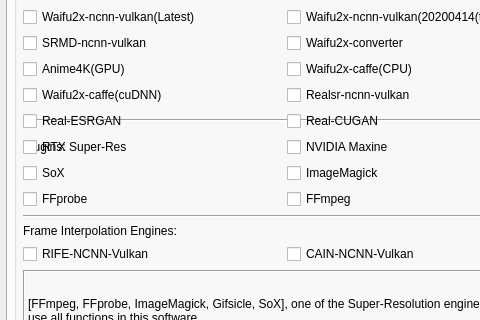
The window that src_code/Waifu2x-Extension-QT/mainwindow.ui (AIPBS/image2x-Extension-GUI) describes before a commit, drawn with Qt 5; both pictures show x 0 to 480 and y 88 to 408 of the 1096 by 809 pixel window.
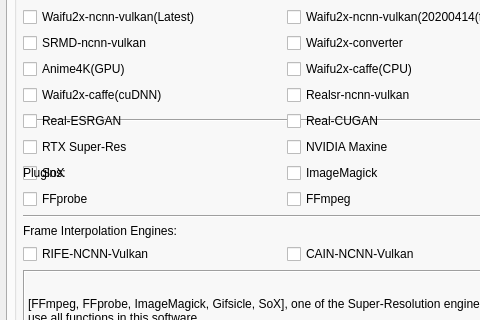
The same window after the commit. The open tabs and pages were chosen to show the change. Icons and pictures are not drawn.

The edit to the form file:
```diff
--- a/src_code/Waifu2x-Extension-QT/mainwindow.ui
+++ b/src_code/Waifu2x-Extension-QT/mainwindow.ui
@@ -11086,7 +11086,7 @@
               </property>
              </widget>
             </item>
-            <item row="6" column="0">
+            <item row="7" column="0">
              <widget class="QLabel" name="label_59">
               <property name="sizePolicy">
                <sizepolicy hsizetype="Preferred" vsizetype="Fixed">
```
